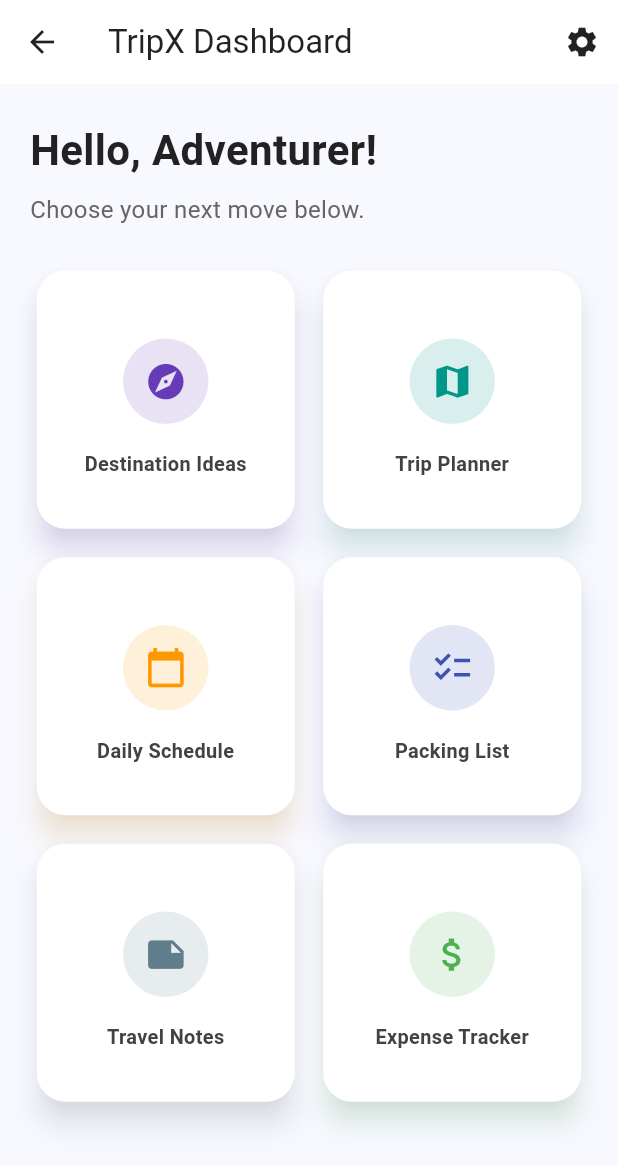
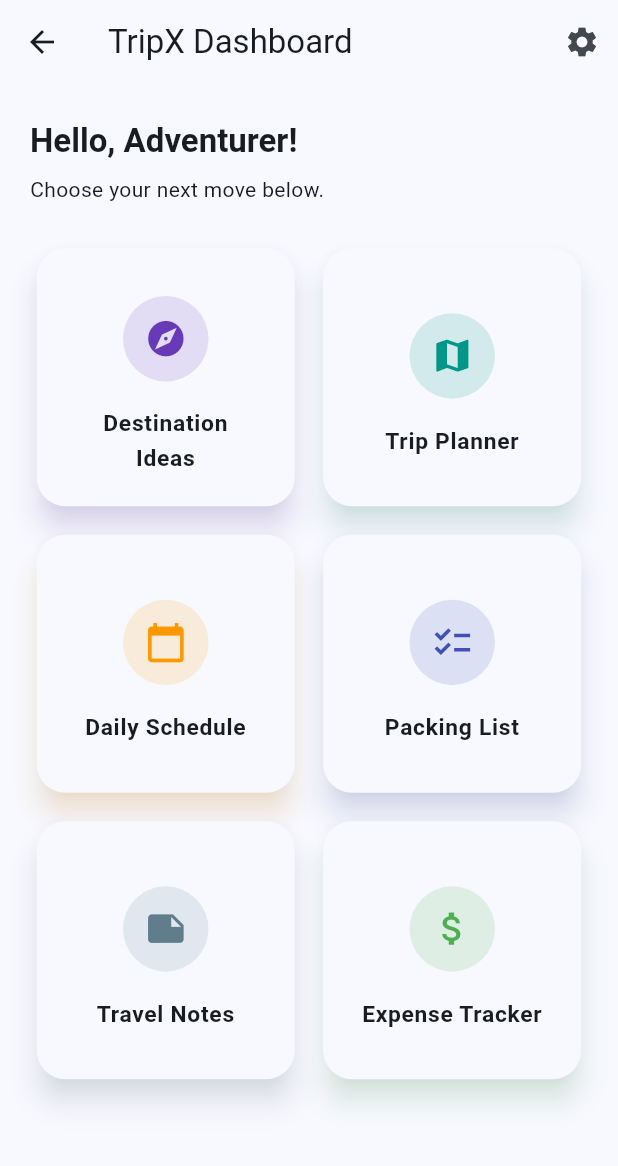
Before and after one commit to Krish5706/Tripx, a Flutter app: the DashboardScreen screen opened by its route, on a phone screen of 412 x 824 dp. Shown: the top 1166 px of the screen. Run offline on Flutter 3.47's test engine with Material 3 defaults, Android fonts, the light colour scheme and no system bars; our stand-ins replace image_picker, shared_preferences, sqflite_common_ffi; accounts and stored records are empty.

Commit message:
ui update

```diff
--- a/tripx/lib/screens/dashboard_screen.dart
+++ b/tripx/lib/screens/dashboard_screen.dart
@@ -60,18 +60,14 @@ class DashboardScreen extends StatelessWidget {
       appBar: AppBar(
         title: const Text('TripX Dashboard'),
         elevation: 0,
-        backgroundColor: Colors.white,
-        foregroundColor: Colors.black87,
         actions: [
           IconButton(
             icon: const Icon(Icons.settings),
             tooltip: 'Settings',
             onPressed: () async {
               final result = await Navigator.pushNamed(context, '/settings');
-
-              // Optional: handle returned data from settings screen
               if (result != null) {
-                // Do something with result
+                // Handle result if needed
               }
             },
           ),
@@ -82,21 +78,16 @@ class DashboardScreen extends StatelessWidget {
         child: Column(
           crossAxisAlignment: CrossAxisAlignment.start,
           children: [
-            const Text(
+            Text(
               'Hello, Adventurer!',
-              style: TextStyle(
-                fontSize: 28,
-                fontWeight: FontWeight.bold,
-                color: Color(0xFF222222),
-              ),
+              style: Theme.of(context).textTheme.titleLarge?.copyWith(
+                    fontWeight: FontWeight.bold,
+                  ),
             ),
             const SizedBox(height: 8),
-            const Text(
+            Text(
               'Choose your next move below.',
-              style: TextStyle(
-                fontSize: 16,
-                color: Color(0xFF666666),
-              ),
+              style: Theme.of(context).textTheme.bodyMedium,
             ),
             const SizedBox(height: 25),
             Expanded(
@@ -185,10 +176,10 @@ class _DashboardCardState extends State<_DashboardCard>
     return ScaleTransition(
       scale: _scaleAnim,
       child: Material(
-        color: Colors.white,
+        color: Theme.of(context).cardColor,
         elevation: 8,
         borderRadius: BorderRadius.circular(20),
-        shadowColor: widget.item.color.withAlpha((0.3 * 255).round()),
+        shadowColor: widget.item.color.withOpacity(0.3),
         child: InkWell(
           borderRadius: BorderRadius.circular(20),
           onTapDown: _onTapDown,
@@ -200,8 +191,7 @@ class _DashboardCardState extends State<_DashboardCard>
               mainAxisAlignment: MainAxisAlignment.center,
               children: [
                 CircleAvatar(
-                  backgroundColor:
-                      widget.item.color.withAlpha((0.15 * 255).round()),
+                  backgroundColor: widget.item.color.withOpacity(0.15),
                   radius: 30,
                   child: Icon(
                     widget.item.icon,
@@ -213,11 +203,9 @@ class _DashboardCardState extends State<_DashboardCard>
                 Text(
                   widget.item.title,
                   textAlign: TextAlign.center,
-                  style: TextStyle(
-                    fontSize: 14,
-                    fontWeight: FontWeight.w600,
-                    color: Colors.grey[800],
-                  ),
+                  style: Theme.of(context).textTheme.bodyLarge?.copyWith(
+                        fontWeight: FontWeight.w600,
+                      ),
                 ),
               ],
             ),
--- a/tripx/lib/screens/setting_screen.dart
+++ b/tripx/lib/screens/setting_screen.dart
@@ -9,7 +9,7 @@ class SettingsScreen extends StatefulWidget {
   final ValueChanged<ThemeMode> onThemeChanged;
 
   const SettingsScreen({
-    super.key, // ✅ use super parameter
+    super.key,
     required this.onThemeChanged,
     required this.currentThemeMode,
   });
@@ -20,7 +20,6 @@ class SettingsScreen extends StatefulWidget {
 
 class _SettingsScreenState extends State<SettingsScreen> {
   bool _autoSave = true;
-
   ThemeMode? _selectedThemeMode;
   String? _userEmail;
   Map<String, dynamic>? _userProfile;
@@ -87,8 +86,6 @@ class _SettingsScreenState extends State<SettingsScreen> {
   Future<void> _clearAppData() async {
     final prefs = await SharedPreferences.getInstance();
     await prefs.clear();
-
-    // Optional: clear local DB tables if needed
     await _databaseHelper.clearAllData();
 
     if (!mounted) return;
@@ -110,6 +107,9 @@ class _SettingsScreenState extends State<SettingsScreen> {
             child: const Text('Cancel'),
           ),
           ElevatedButton(
+            style: ElevatedButton.styleFrom(
+              padding: const EdgeInsets.symmetric(horizontal: 20, vertical: 12),
+            ),
             onPressed: () {
               Navigator.of(ctx).pop();
               _clearAppData();
@@ -129,7 +129,7 @@ class _SettingsScreenState extends State<SettingsScreen> {
         centerTitle: true,
       ),
       body: ListView(
-        padding: const EdgeInsets.all(16),
+        padding: const EdgeInsets.fromLTRB(16, 16, 16, 48),
         children: [
           _sectionHeader("Profile"),
           _modernTile(
```
